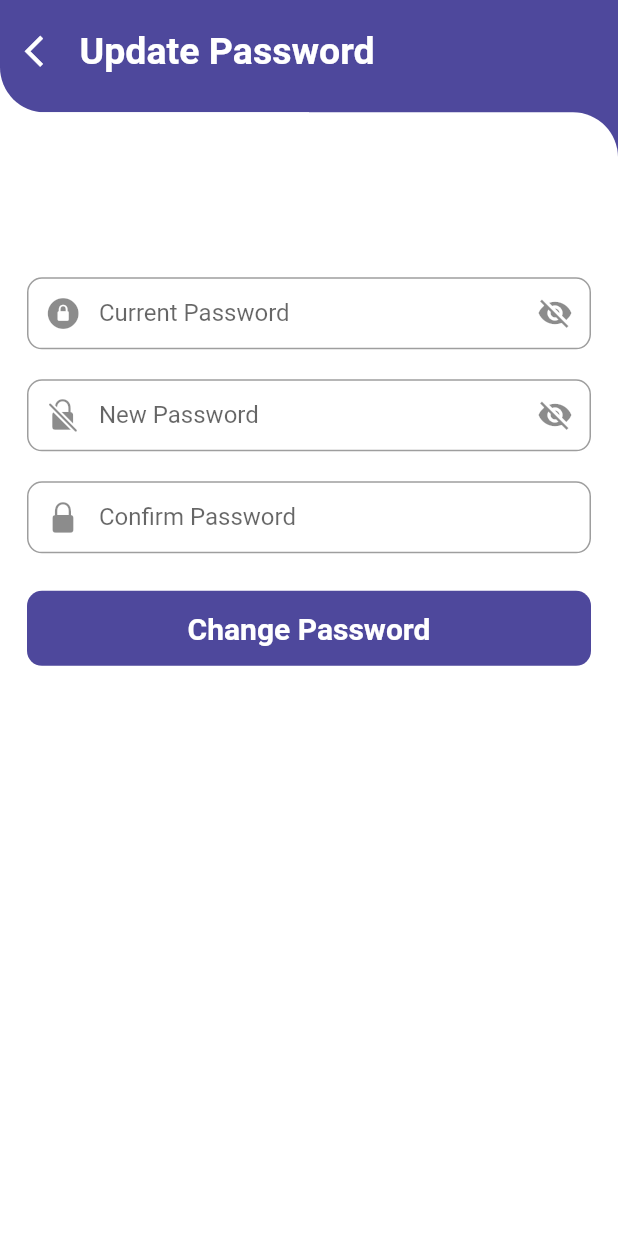
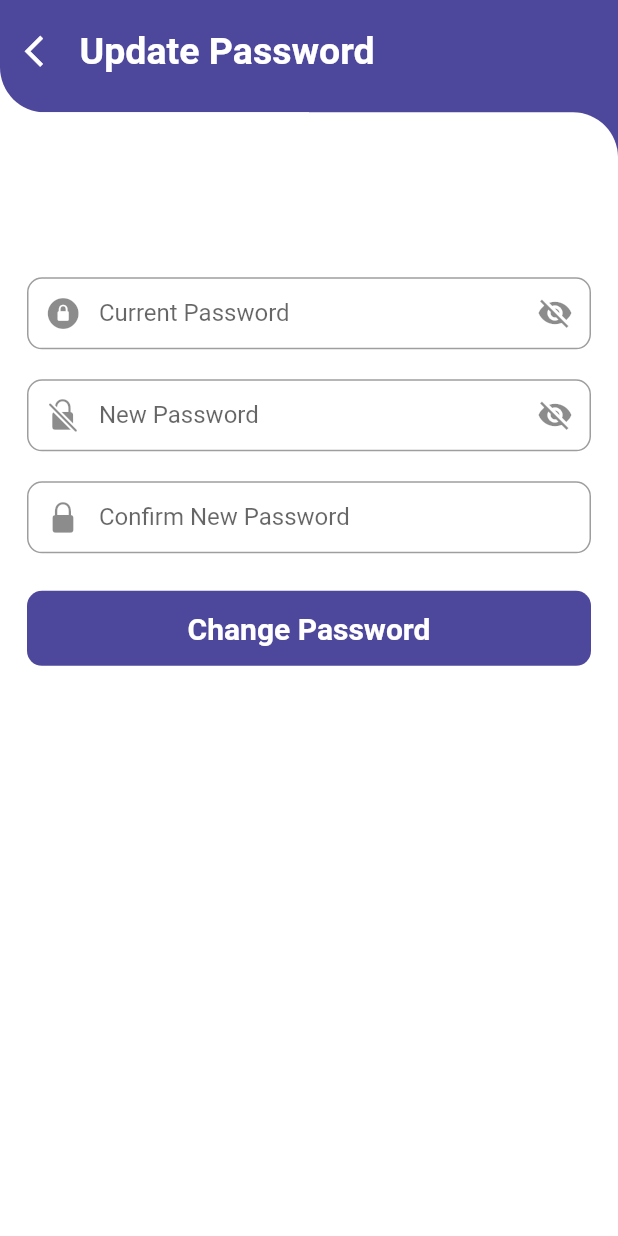
Before and after one commit to zaidanali028/ask-kstu-frontend, a Flutter app: the UpdatePasswordPage screen opened directly, on a phone screen of 412 x 824 dp. Run offline on Flutter 3.47's test engine with Material 2 defaults, Android fonts, the phone set to English and light mode, and no system bars; our stand-ins replace connectivity, flutter_spinkit, font_awesome_flutter, image_picker, shared_preferences, shimmer and 1 more; missing offline and left inert: flutter_custom_carousel_slider, notification_permissions, onesignal_flutter, simple_fontellico_progress_dialog; accounts and stored records are empty.

Commit message:
Is another  brand new day

```diff
--- a/lib/feature/pages/update_password_page.dart
+++ b/lib/feature/pages/update_password_page.dart
@@ -249,7 +249,7 @@ class _UpdatePasswordPageState extends State<UpdatePasswordPage> {
                                         obscureText: false,
                                         decoration: InputDecoration(
                                           contentPadding: EdgeInsets.all(10),
-                                          label: Text("Confirm Password"),
+                                          label: Text("Confirm New Password"),
                                           hintText: '',
                                           prefixIcon:
                                               Icon(CupertinoIcons.lock_fill),
```
